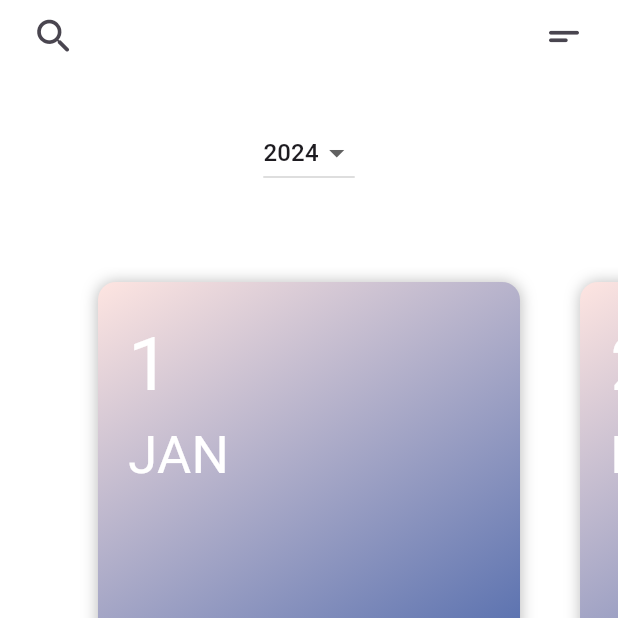
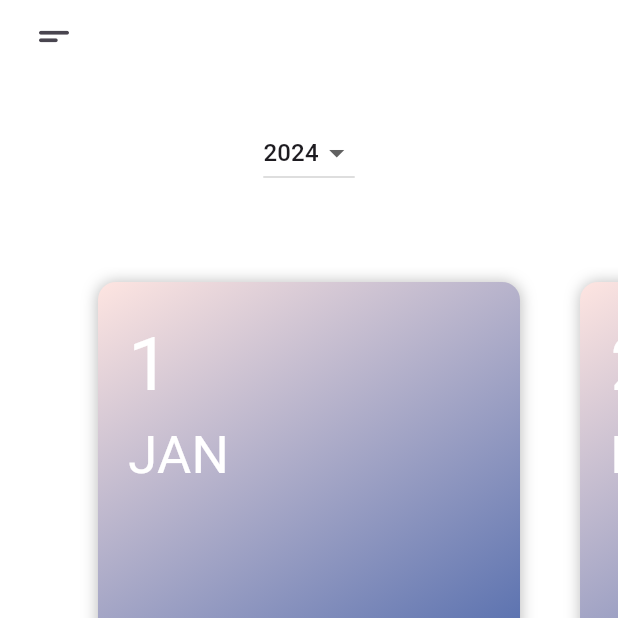
Before and after one commit to RuthRadekta/diaryapp2, a Flutter app: the screen it shows after launch, on a phone screen of 412 x 824 dp, the top half of it. Run offline on Flutter 3.47's test engine with Material 3 defaults, Android fonts, the phone set to English and light mode, and no system bars; our stand-ins replace cloud_firestore, connectivity_plus, firebase_core; accounts and stored records are empty.

Commit message:
search hilang

```diff
--- a/lib/pages/home_page.dart
+++ b/lib/pages/home_page.dart
@@ -1,6 +1,6 @@
 import 'dart:math';
+import 'package:diaryapp2/widgets/menu_icon.dart';
 import 'package:flutter/material.dart';
-import 'package:diaryapp2/widgets/search_and_menu.dart';
 import 'package:diaryapp2/widgets/front_view.dart';
 import 'package:diaryapp2/widgets/back_view.dart';
 import 'package:diaryapp2/widgets/action_buttons.dart';
@@ -157,12 +157,21 @@ void navigateToFirestoreTestPage() {
       body: SafeArea(
         child: Column(
           children: [
-            const SearchAndMenu(),
+            // Ganti SearchAndMenu dengan SearchIcon dan MenuIcon
+            Padding(
+              padding: const EdgeInsets.symmetric(horizontal: 12.0),
+              child: Row(
+                mainAxisAlignment: MainAxisAlignment.spaceBetween,
+                children: const [
+                  MenuIcon(),   // Menambahkan widget MenuIcon
+                ],
+              ),
+            ),
             const SizedBox(height: 30.0),
-            // year selector
-             DropdownButton<String>(
+            // Dropdown untuk memilih tahun
+            DropdownButton<String>(
               value: selectedYear,
-              dropdownColor: Colors.white, // Atur warna dropdown
+              dropdownColor: Colors.white,
               items: List.generate(10, (index) {
                 int year = 2024 + index;
                 return DropdownMenuItem(
@@ -175,7 +184,7 @@ void navigateToFirestoreTestPage() {
                   selectedYear = value!;
                 });
               },
-             ),
+            ),
             const SizedBox(height: 30.0),
             Expanded(
               child: Container(
@@ -208,9 +217,9 @@ void navigateToFirestoreTestPage() {
                                 alignment: Alignment.center,
                                 child: BackView(
                                   monthIndex: i + 1,
-                                  showEditPopup: showEditPopup, // Pass the function here
+                                  showEditPopup: showEditPopup,
                                   notes: notes,
-                                  saveNoteToFirestore: saveNoteToFirestore, // Pass the function here
+                                  saveNoteToFirestore: saveNoteToFirestore,
                                 ),
                               ),
                       );
@@ -220,11 +229,11 @@ void navigateToFirestoreTestPage() {
               ),
             ),
             const SizedBox(height: 30.0),
-            // Pass the navigate function to ActionButtons
+            // ActionButtons untuk interaksi lebih lanjut
             ActionButtons(
               showEditPopup: showEditPopup,
               change: switchView,
-              navigateToFirestoreTestPage: navigateToFirestoreTestPage, // Pass the function here
+              navigateToFirestoreTestPage: navigateToFirestoreTestPage,
             ),
             const SizedBox(height: 75.0),
           ],
--- /dev/null
+++ b/lib/widgets/menu_icon.dart
@@ -0,0 +1,14 @@
+import 'package:flutter/material.dart';
+
+class MenuIcon extends StatelessWidget {
+  const MenuIcon({Key? key}) : super(key: key);
+
+  @override
+  Widget build(BuildContext context) {
+    return IconButton(
+      onPressed: () {},
+      icon: const Icon(Icons.short_text_rounded),
+      iconSize: 30.0,
+    );
+  }
+}
--- /dev/null
+++ b/lib/widgets/search_icon.dart
@@ -0,0 +1,14 @@
+import 'package:flutter/material.dart';
+
+class SearchIcon extends StatelessWidget {
+  const SearchIcon({Key? key}) : super(key: key);
+
+  @override
+  Widget build(BuildContext context) {
+    return IconButton(
+      onPressed: () {},
+      icon: const Icon(Icons.search_rounded),
+      iconSize: 30.0,
+    );
+  }
+}
```
